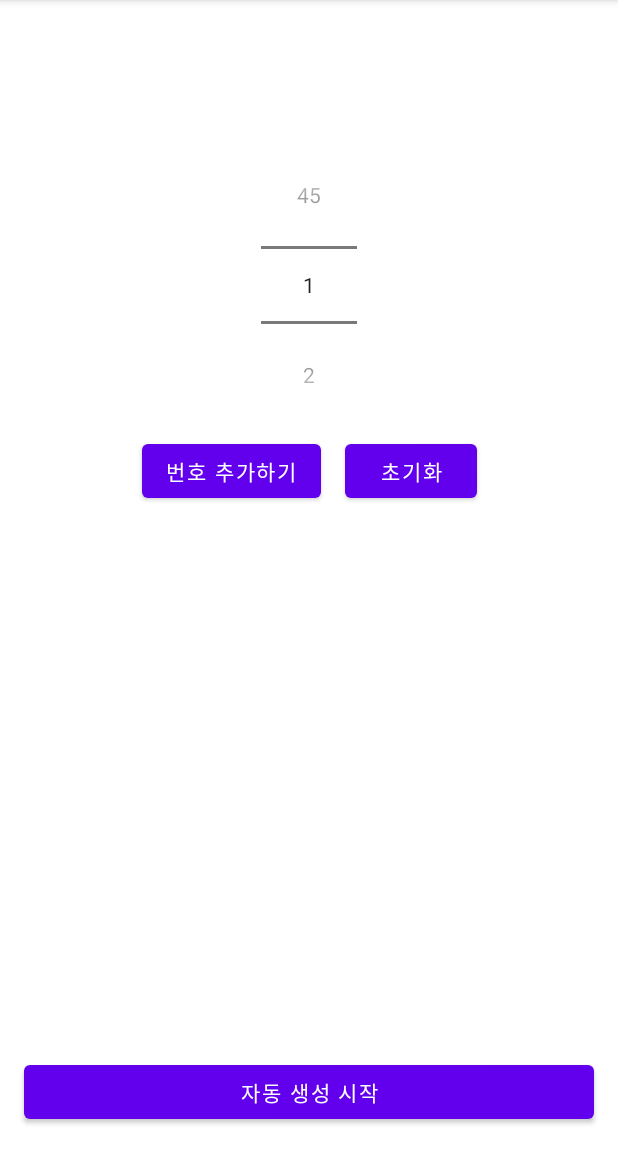
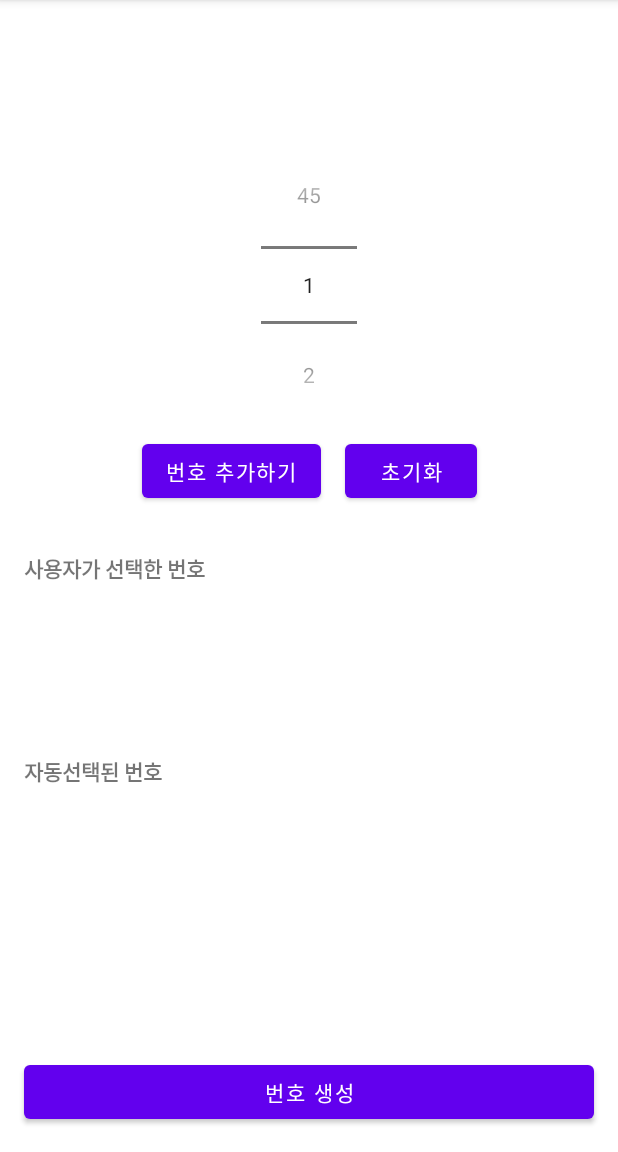
Before and after one commit to CodeHanZoom/greenwalk_android-deprecated-, an Android app: the screen it shows after launch (MainActivity), on a phone screen of 412 x 824 dp, the part 84-1236 px from its top. Run offline under Robolectric (Android 15) with nearby library versions, the phone set to English and light mode, and no system bars.

Commit message:
feat : additional number area
- random number area
- button text change

```diff
--- a/Lottery Machine/app/src/main/res/layout/activity_main.xml
+++ b/Lottery Machine/app/src/main/res/layout/activity_main.xml
@@ -38,14 +38,27 @@
         app:layout_constraintStart_toEndOf="@id/addButton"
         app:layout_constraintTop_toTopOf="@id/addButton" />
 
+    <TextView
+        android:id="@+id/labelOfUserSelectedNumber"
+
+        android:layout_width="match_parent"
+        android:layout_height="wrap_content"
+        android:layout_marginStart="16dp"
+        android:layout_marginTop="30dp"
+        android:layout_marginEnd="16dp"
+        android:text="사용자가 선택한 번호"
+        android:textStyle="bold"
+        app:layout_constraintTop_toBottomOf="@id/addButton" />
+
     <LinearLayout
+        android:id="@+id/listOfUserSelectedNumber"
         android:layout_width="0dp"
-        android:layout_height="wrap_content"
+        android:layout_height="54dp"
         android:layout_marginTop="30dp"
         android:gravity="center"
         app:layout_constraintEnd_toEndOf="parent"
         app:layout_constraintStart_toStartOf="parent"
-        app:layout_constraintTop_toBottomOf="@id/addButton">
+        app:layout_constraintTop_toBottomOf="@id/labelOfUserSelectedNumber">
 
         <TextView
             android:id="@+id/num1"
@@ -98,6 +111,78 @@
             tools:text="1" />
     </LinearLayout>
 
+    <TextView
+        android:id="@+id/labelOfRandomNumber"
+        android:layout_width="match_parent"
+        android:layout_height="wrap_content"
+        android:layout_marginStart="16dp"
+        android:layout_marginTop="30dp"
+        android:layout_marginEnd="16dp"
+        android:text="자동선택된 번호"
+        android:textStyle="bold"
+        app:layout_constraintTop_toBottomOf="@id/listOfUserSelectedNumber"></TextView>
+
+    <LinearLayout
+        android:id="@+id/listOfRandomSelectedNumber"
+        android:layout_width="0dp"
+        android:layout_height="54dp"
+        android:layout_marginTop="30dp"
+        android:gravity="center"
+        app:layout_constraintEnd_toEndOf="parent"
+        app:layout_constraintStart_toStartOf="parent"
+        app:layout_constraintTop_toBottomOf="@id/labelOfRandomNumber">
+
+        <TextView
+            android:id="@+id/randomNum1"
+            android:layout_width="wrap_content"
+            android:layout_height="wrap_content"
+            android:layout_margin="5dp"
+            android:gravity="center"
+            android:textSize="18sp"
+            android:textStyle="bold"
+            tools:text="1" />
+
+        <TextView
+            android:id="@+id/randomNum2"
+            android:layout_width="wrap_content"
+            android:layout_height="wrap_content"
+            android:layout_margin="5dp"
+            android:gravity="center"
+            android:textSize="18sp"
+            android:textStyle="bold"
+            tools:text="1" />
+
+        <TextView
+            android:id="@+id/randomNum3"
+            android:layout_width="wrap_content"
+            android:layout_height="wrap_content"
+            android:layout_margin="5dp"
+            android:gravity="center"
+            android:textSize="18sp"
+            android:textStyle="bold"
+            tools:text="1" />
+
+        <TextView
+            android:id="@+id/randomNum4"
+            android:layout_width="wrap_content"
+            android:layout_height="wrap_content"
+            android:layout_margin="5dp"
+            android:gravity="center"
+            android:textSize="18sp"
+            android:textStyle="bold"
+            tools:text="1" />
+
+        <TextView
+            android:id="@+id/randomNum5"
+            android:layout_width="wrap_content"
+            android:layout_height="wrap_content"
+            android:layout_margin="5dp"
+            android:gravity="center"
+            android:textSize="18sp"
+            android:textStyle="bold"
+            tools:text="1" />
+    </LinearLayout>
+
     <Button
         android:id="@+id/runButton"
         android:layout_width="0dp"
@@ -106,7 +191,7 @@
         android:layout_marginStart="16dp"
         android:layout_marginEnd="16dp"
         android:layout_marginBottom="16dp"
-        android:text="자동 생성 시작"
+        android:text="번호 생성"
         app:layout_constraintBottom_toBottomOf="parent"
         app:layout_constraintEnd_toEndOf="parent"
         app:layout_constraintStart_toStartOf="parent" />
```
